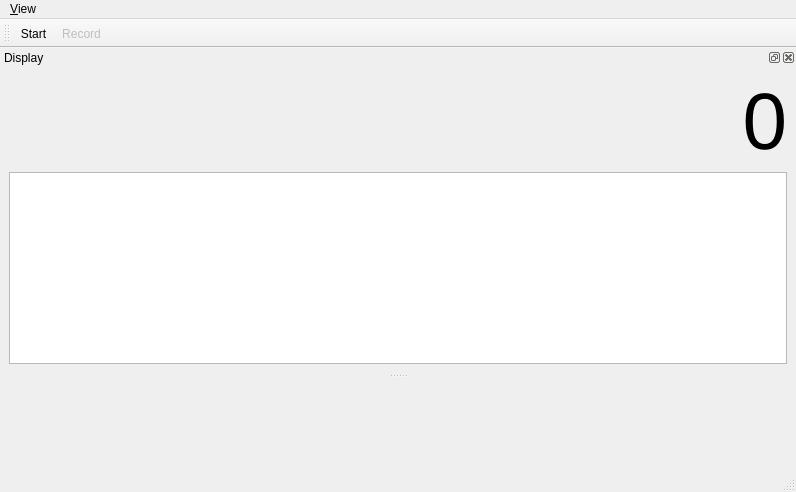
Ulm-IQO/qudi, file gui/implanter/ui_implanter_controller_gui.ui: the form before one commit.
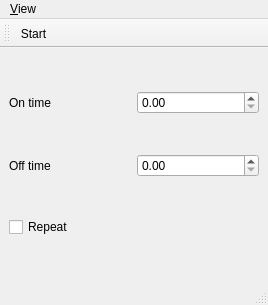
The form after the commit. Icons and pictures are not drawn. Custom widgets are drawn as their Qt base class.

Commit message: exposure controller with nidaqmx

Patch:
```diff
--- a/gui/implanter/ui_implanter_controller_gui.ui
+++ b/gui/implanter/ui_implanter_controller_gui.ui
@@ -6,21 +6,51 @@
    <rect>
     <x>0</x>
     <y>0</y>
-    <width>796</width>
-    <height>492</height>
+    <width>268</width>
+    <height>305</height>
    </rect>
   </property>
   <property name="windowTitle">
    <string>qudi: Implanter Controller</string>
   </property>
-  <widget class="QWidget" name="centralwidget"/>
+  <widget class="QWidget" name="centralwidget">
+   <layout class="QGridLayout" name="gridLayout_2">
+    <item row="0" column="0">
+     <widget class="QLabel" name="labelon">
+      <property name="text">
+       <string>On time</string>
+      </property>
+     </widget>
+    </item>
+    <item row="0" column="1">
+     <widget class="ScienDSpinBox" name="ontimedoubleSpinBox"/>
+    </item>
+    <item row="1" column="0">
+     <widget class="QLabel" name="labeloff">
+      <property name="text">
+       <string>Off time</string>
+      </property>
+     </widget>
+    </item>
+    <item row="1" column="1">
+     <widget class="ScienDSpinBox" name="offtimedoubleSpinBox"/>
+    </item>
+    <item row="2" column="0">
+     <widget class="QCheckBox" name="repeatcheckBox">
+      <property name="text">
+       <string>Repeat</string>
+      </property>
+     </widget>
+    </item>
+   </layout>
+  </widget>
   <widget class="QMenuBar" name="menubar">
    <property name="geometry">
     <rect>
      <x>0</x>
      <y>0</y>
-     <width>796</width>
-     <height>26</height>
+     <width>268</width>
+     <height>21</height>
     </rect>
    </property>
    <widget class="QMenu" name="menuView">
@@ -34,36 +64,6 @@
    <addaction name="menuView"/>
   </widget>
   <widget class="QStatusBar" name="statusbar"/>
-  <widget class="QDockWidget" name="traceDockWidget">
-   <property name="windowTitle">
-    <string>Display</string>
-   </property>
-   <attribute name="dockWidgetArea">
-    <number>4</number>
-   </attribute>
-   <widget class="QWidget" name="dockWidgetContents">
-    <layout class="QGridLayout" name="gridLayout">
-     <item row="0" column="0">
-      <widget class="QLabel" name="current_value_Label">
-       <property name="font">
-        <font>
-         <pointsize>60</pointsize>
-        </font>
-       </property>
-       <property name="text">
-        <string>0</string>
-       </property>
-       <property name="alignment">
-        <set>Qt::AlignRight|Qt::AlignTrailing|Qt::AlignVCenter</set>
-       </property>
-      </widget>
-     </item>
-     <item row="1" column="0">
-      <widget class="PlotWidget" name="trace_PlotWidget"/>
-     </item>
-    </layout>
-   </widget>
-  </widget>
   <widget class="QToolBar" name="controlToolBar">
    <property name="enabled">
     <bool>true</bool>
@@ -81,7 +81,6 @@
     <bool>false</bool>
    </attribute>
    <addaction name="startAction"/>
-   <addaction name="recordAction"/>
   </widget>
   <action name="startAction">
    <property name="checkable">
@@ -139,9 +138,9 @@
  </widget>
  <customwidgets>
   <customwidget>
-   <class>PlotWidget</class>
-   <extends>QGraphicsView</extends>
-   <header>pyqtgraph</header>
+   <class>ScienDSpinBox</class>
+   <extends>QDoubleSpinBox</extends>
+   <header>qtwidgets.scientific_spinbox.h</header>
   </customwidget>
  </customwidgets>
  <resources/>
```
Left out of the diff: 33 changed lines with no effect on the pictures. The commit also changes 5 other files.
